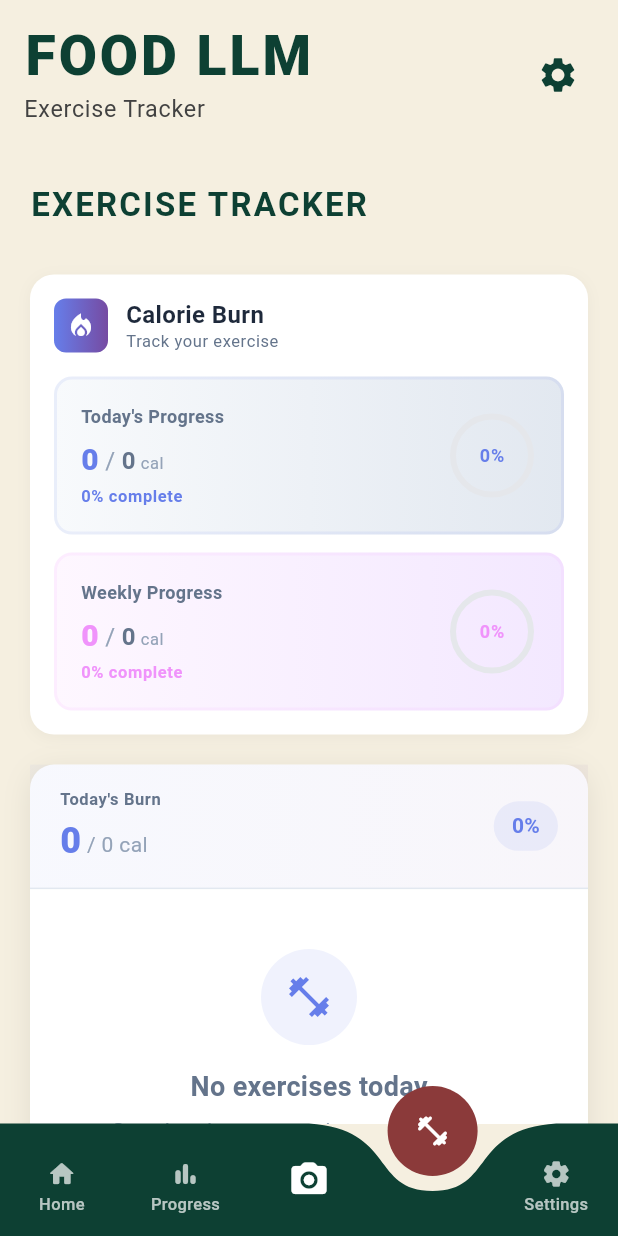
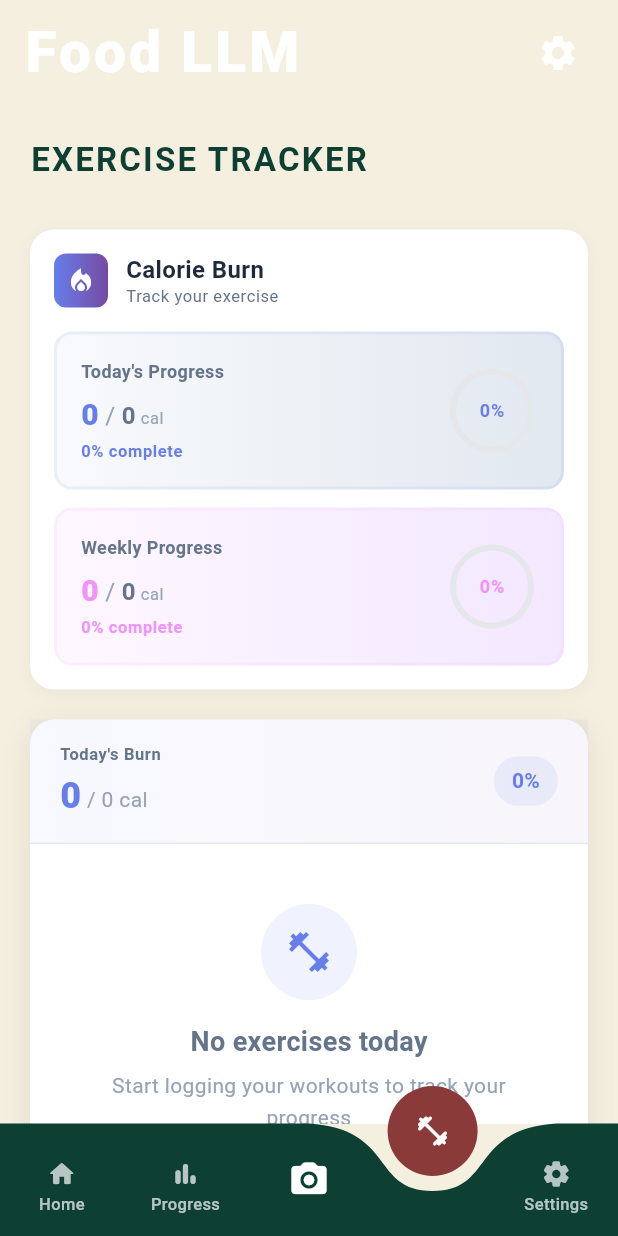
Before and after one commit to siho1117/food_cal, a Flutter app: the screen it shows after launch, item 4 of the bottom bar chosen, on a phone screen of 412 x 824 dp. Run offline on Flutter 3.47's test engine with Material 3 defaults, Android fonts, the phone set to English and light mode, and no system bars; drawn by our look-alikes of curved_navigation_bar; our stand-ins replace camera, flutter_dotenv, flutter_image_compress, get_it, image_gallery_saver, image_picker and 1 more; accounts and stored records are empty.

Commit message:
Your commit message here

```diff
--- a/lib/main.dart
+++ b/lib/main.dart
@@ -239,6 +239,8 @@ class _MainAppState extends State<MainApp> with SingleTickerProviderStateMixin {
   Widget build(BuildContext context) {
     return Scaffold(
       key: _scaffoldKey,
+      backgroundColor: Colors.transparent, // ✅ NEW: Make scaffold background transparent
+      extendBodyBehindAppBar: true,        // ✅ NEW: Extend body behind AppBar for gradient flow
       appBar: CustomAppBar(
         onSettingsTap: _navigateToSettings,
         currentPage: _getCurrentPageSubtitle(),
--- a/lib/widgets/common/custom_app_bar.dart
+++ b/lib/widgets/common/custom_app_bar.dart
@@ -1,7 +1,7 @@
 // lib/widgets/common/custom_app_bar.dart
 import 'package:flutter/material.dart';
-import '../../config/design_system/theme.dart';
-import '../../config/design_system/typography.dart'; // NEW: Import typography instead of text_styles
+import 'package:flutter/services.dart';
+import '../../config/design_system/typography.dart';
 
 class CustomAppBar extends StatelessWidget implements PreferredSizeWidget {
   final Function onSettingsTap;
@@ -14,50 +14,42 @@ class CustomAppBar extends StatelessWidget implements PreferredSizeWidget {
   });
 
   @override
-  Size get preferredSize => const Size.fromHeight(100);
+  Size get preferredSize => const Size.fromHeight(70); // Reduced from 100 to 70
 
   @override
   Widget build(BuildContext context) {
-    return Container(
-      color: AppTheme.secondaryBeige,
-      child: SafeArea(
+    // Make status bar icons white for better visibility on gradients
+    SystemChrome.setSystemUIOverlayStyle(
+      const SystemUiOverlayStyle(
+        statusBarColor: Colors.transparent,
+        statusBarIconBrightness: Brightness.light, // White icons on Android
+        statusBarBrightness: Brightness.dark, // White icons on iOS
+      ),
+    );
+
+    return AppBar(
+      backgroundColor: Colors.transparent,
+      elevation: 0,
+      toolbarHeight: preferredSize.height,
+      automaticallyImplyLeading: false,
+      flexibleSpace: SafeArea(
         child: Padding(
-          padding: const EdgeInsets.symmetric(horizontal: 16.0, vertical: 15.0),
+          padding: const EdgeInsets.symmetric(horizontal: 16.0, vertical: 12.0), // Reduced vertical padding from 15 to 12
           child: Row(
             mainAxisAlignment: MainAxisAlignment.spaceBetween,
             crossAxisAlignment: CrossAxisAlignment.center,
             children: [
-              // App name and sub-heading
+              // App name - hardcoded, does NOT change with language
               Flexible(
                 child: FittedBox(
                   fit: BoxFit.scaleDown,
-                  child: Column(
-                    crossAxisAlignment: CrossAxisAlignment.start,
-                    mainAxisSize: MainAxisSize.min,
-                    children: [
-                      // Main app title - UPDATED to use AppTypography
-                      Text(
-                        'FOOD LLM',
-                        style: AppTypography.displayXLarge.copyWith(
-                          fontSize: 38,
-                          color: AppTheme.primaryBlue,
-                          letterSpacing: 2,
-                        ),
-                      ),
-
-                      // Sub-heading for current page - UPDATED to use AppTypography
-                      if (currentPage.isNotEmpty) ...[
-                        const SizedBox(height: 2),
-                        Text(
-                          currentPage,
-                          style: AppTypography.bodyMedium.copyWith(
-                            fontSize: 16,
-                            color: Colors.grey[800],
-                            letterSpacing: 0.5,
-                          ),
-                        ),
-                      ],
-                    ],
+                  child: Text(
+                    'Food LLM', // Brand name - stays the same in all languages
+                    style: AppTypography.displayXLarge.copyWith(
+                      fontSize: 38,
+                      color: Colors.white,
+                      letterSpacing: 2,
+                    ),
                   ),
                 ),
               ),
@@ -66,7 +58,7 @@ class CustomAppBar extends StatelessWidget implements PreferredSizeWidget {
               IconButton(
                 icon: const Icon(
                   Icons.settings,
-                  color: AppTheme.primaryBlue,
+                  color: Colors.white,
                   size: 28,
                 ),
                 onPressed: () => onSettingsTap(),
```
